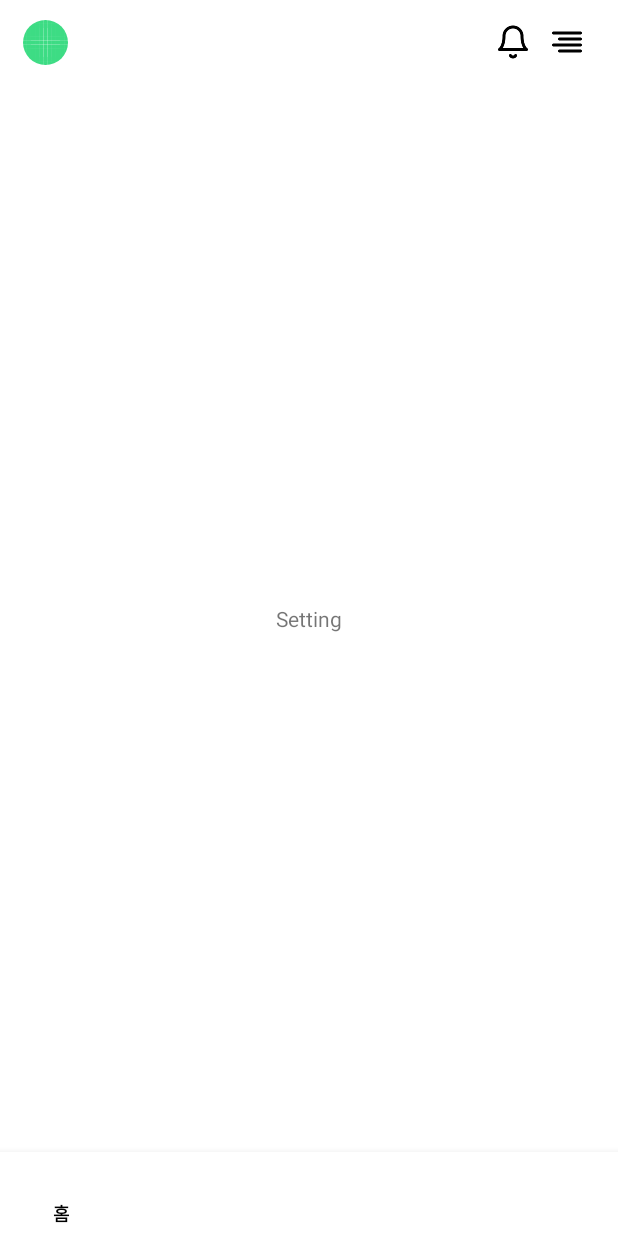
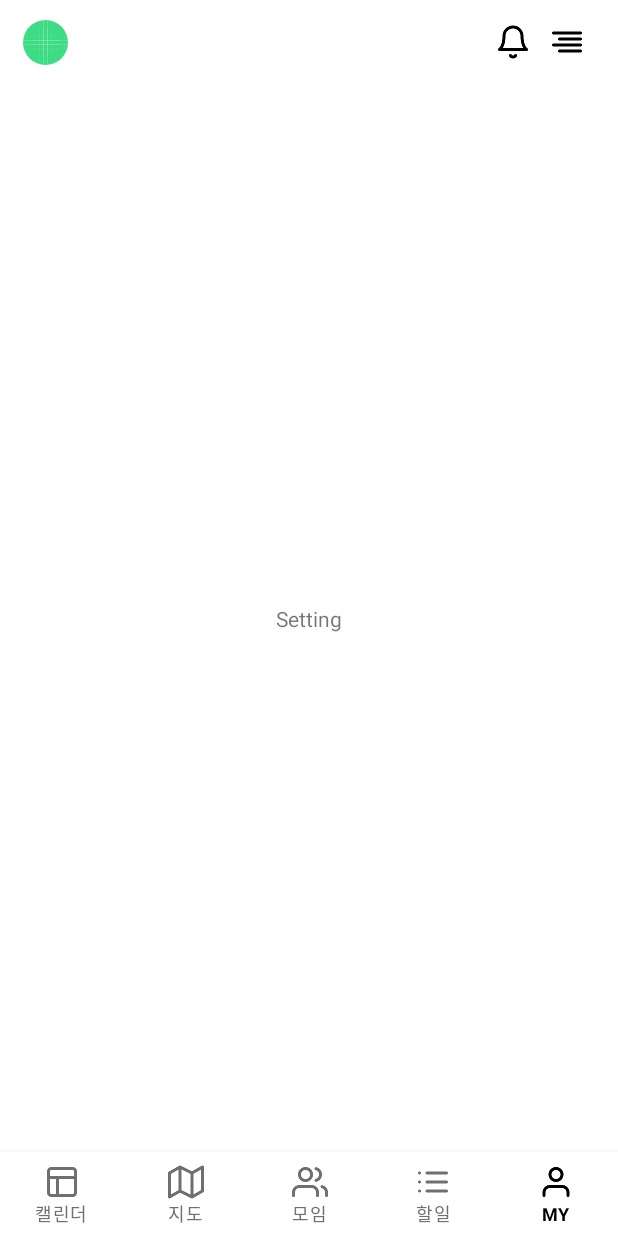
Before and after one commit to Team-C7Z/C7Z_AOS_MVP, an Android app: the screen it shows after launch (MainActivity), item 5 of the bottom bar chosen, on a phone screen of 412 x 824 dp. Run offline under Robolectric (Android 15) with nearby library versions, the phone set to English and light mode, and no system bars; our stand-ins replace data binding.

Commit message:
ui: 바텀 네비게이션 아이콘 추가 및 색상 설정

```diff
--- a/app/src/main/java/com/c7z/myapplication/MainActivity.kt
+++ b/app/src/main/java/com/c7z/myapplication/MainActivity.kt
@@ -8,7 +8,7 @@ import com.c7z.myapplication.databinding.ActivityMainBinding
 import com.c7z.myapplication.group.GroupFragment
 import com.c7z.myapplication.home.HomeFragment
 import com.c7z.myapplication.map.MapFragment
-import com.c7z.myapplication.setting.SettingFragment
+import com.c7z.myapplication.user.UserFragment
 import com.c7z.myapplication.todo.TodoFragment
 
 class MainActivity : AppCompatActivity() {
@@ -36,9 +36,9 @@ class MainActivity : AppCompatActivity() {
                 R.id.main_bottom_nav_btn_group -> setFragment(GroupFragment())
                 R.id.main_bottom_nav_btn_map -> setFragment(MapFragment())
                 R.id.main_bottom_nav_btn_todo -> setFragment(TodoFragment())
-                R.id.main_bottom_nav_btn_setting -> setFragment(SettingFragment())
+                R.id.main_bottom_nav_btn_user -> setFragment(UserFragment())
             }
-            false
+            true
         }
 
         binding.mainLayoutBottomNav.selectedItemId = R.id.main_bottom_nav_btn_home
--- a/app/src/main/java/com/c7z/myapplication/setting/SettingFragment.kt
+++ b/app/src/main/java/com/c7z/myapplication/user/UserFragment.kt
@@ -1,4 +1,4 @@
-package com.c7z.myapplication.setting
+package com.c7z.myapplication.user
 
 import android.os.Bundle
 import android.view.LayoutInflater
@@ -7,7 +7,7 @@ import android.view.ViewGroup
 import androidx.fragment.app.Fragment
 import com.c7z.myapplication.databinding.FragmentSettingBinding
 
-class SettingFragment : Fragment() {
+class UserFragment : Fragment() {
     private lateinit var binding : FragmentSettingBinding
 
     override fun onCreateView(
--- /dev/null
+++ b/app/src/main/res/color/selector_bottom_navigation.xml
@@ -0,0 +1,6 @@
+<?xml version="1.0" encoding="utf-8"?>
+<selector xmlns:android="http://schemas.android.com/apk/res/android">
+    <item android:color="@color/black" android:state_selected="true" />
+    <item android:color="@color/color_6f6f6f" android:state_selected="false" />
+
+</selector>
--- a/app/src/main/res/layout/activity_main.xml
+++ b/app/src/main/res/layout/activity_main.xml
@@ -65,7 +65,9 @@
             android:id="@+id/main_layout_bottom_nav"
             android:layout_width="match_parent"
             android:layout_height="?actionBarSize"
-            app:itemTextColor="@color/black"
+            app:labelVisibilityMode="labeled"
+            app:itemTextColor="@color/selector_bottom_navigation"
+            app:itemIconTint="@color/selector_bottom_navigation"
             app:layout_constraintBottom_toBottomOf="parent"
             app:menu="@menu/main_bottom_nav_menu" />
 
--- a/app/src/main/res/menu/main_bottom_nav_menu.xml
+++ b/app/src/main/res/menu/main_bottom_nav_menu.xml
@@ -3,22 +3,27 @@
 
     <item
         android:id="@+id/main_bottom_nav_btn_home"
-        android:title="홈" />
+        android:icon="@drawable/ic_bottom_nav_calendar"
+        android:title="캘린더" />
 
     <item
         android:id="@+id/main_bottom_nav_btn_map"
+        android:icon="@drawable/ic_bottom_nav_map"
         android:title="지도" />
 
     <item
         android:id="@+id/main_bottom_nav_btn_group"
+        android:icon="@drawable/ic_bottom_nav_group"
         android:title="모임" />
 
     <item
         android:id="@+id/main_bottom_nav_btn_todo"
+        android:icon="@drawable/ic_bottom_nav_todo"
         android:title="할일" />
 
     <item
-        android:id="@+id/main_bottom_nav_btn_setting"
-        android:title="설정" />
+        android:id="@+id/main_bottom_nav_btn_user"
+        android:icon="@drawable/ic_bottom_nav_user"
+        android:title="MY" />
 
 </menu>
--- a/app/src/main/res/values/colors.xml
+++ b/app/src/main/res/values/colors.xml
@@ -10,4 +10,5 @@
 
     <color name="color_eeeeee">#EEEEEE</color>
     <color name="color_828282">#828282</color>
+    <color name="color_6f6f6f">#6F6F6F</color>
 </resources>
```
Also changed, not shown: app/src/main/res/drawable/ic_bottom_nav_calendar.png (added), app/src/main/res/drawable/ic_bottom_nav_group.png (added), app/src/main/res/drawable/ic_bottom_nav_map.png (added), app/src/main/res/drawable/ic_bottom_nav_todo.png (added), app/src/main/res/drawable/ic_bottom_nav_user.png (added).
